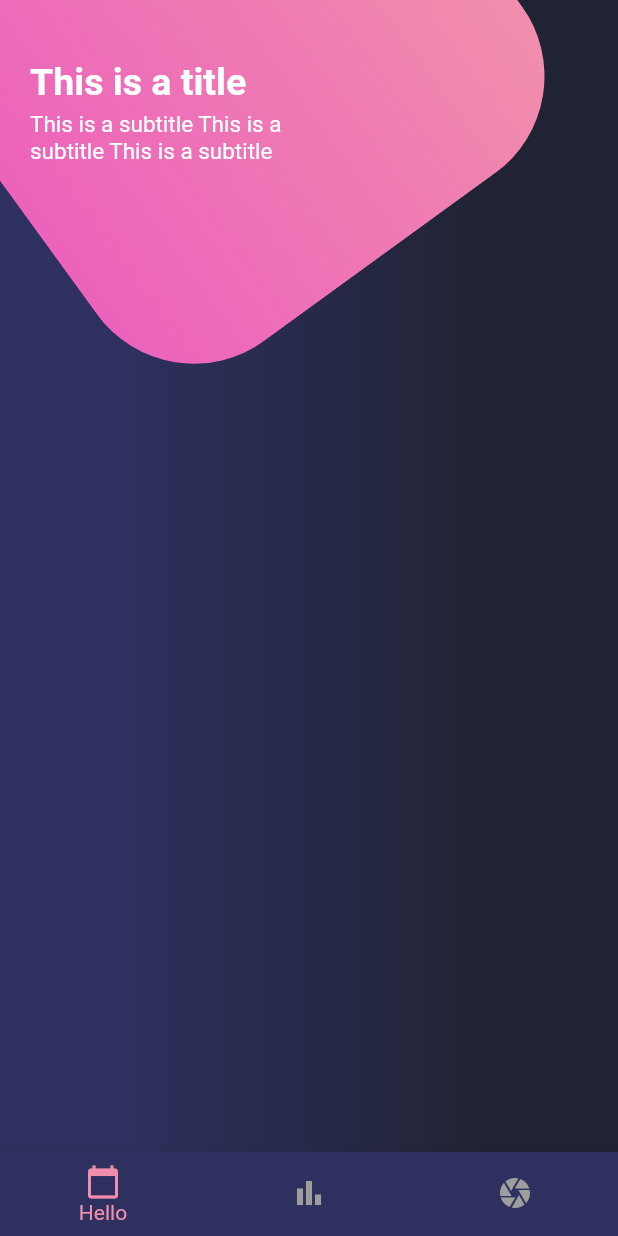
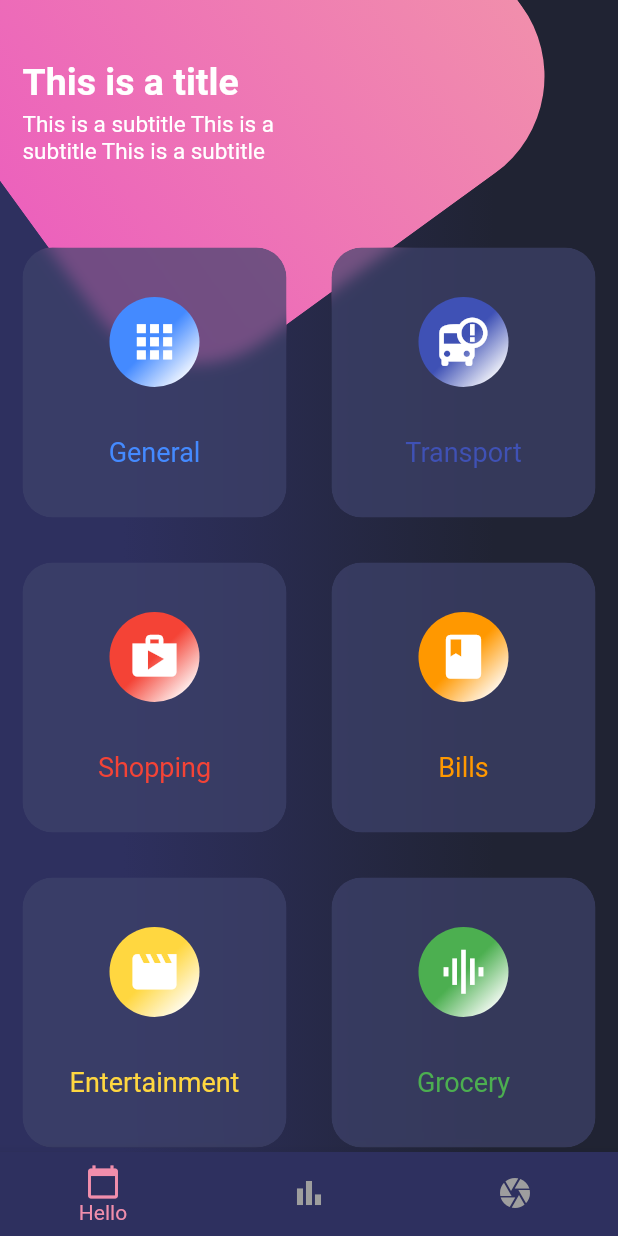
Before and after one commit to JoseLuisGit/designs, a Flutter app: the screen it shows after launch, on a phone screen of 412 x 824 dp. Run offline on Flutter 3.47's test engine with Material 2 defaults, Android fonts, the phone set to English and light mode, and no system bars.

Commit message:
custom single card blur

```diff
--- a/lib/main.dart
+++ b/lib/main.dart
@@ -11,6 +11,7 @@ class MyApp extends StatelessWidget {
       title: 'Material App',
       initialRoute: 'grid_view',
       debugShowCheckedModeBanner: false,
+      theme: ThemeData.dark(),
       routes: {
         'basic': (context)=> const BasicDesignScreen(),
         'page_view':(context)=>const PageViewDesignScreen(),
--- a/lib/screens/grid_view_design.dart
+++ b/lib/screens/grid_view_design.dart
@@ -12,10 +12,7 @@ class GridViewDesignScreen extends StatelessWidget {
   Widget build(BuildContext context) {
     return Scaffold(
       body: Stack(
-        children: const [
-          BackGroundGrid(),
-          _BodyGrid()
-        ],
+        children: const [BackGroundGrid(), _BodyGrid()],
       ),
       bottomNavigationBar: CustomNavigationBar(),
     );
@@ -27,9 +24,14 @@ class _BodyGrid extends StatelessWidget {
 
   @override
   Widget build(BuildContext context) {
-    return Column(
-      crossAxisAlignment: CrossAxisAlignment.start,
-      children: [HeaderText(), GridContent()],
+    return SingleChildScrollView(
+      child: Column(
+        crossAxisAlignment: CrossAxisAlignment.start,
+        children: const [
+          HeaderText(),
+          GridContent()
+          ],
+      ),
     );
   }
 }
--- a/lib/widgets/background.dart
+++ b/lib/widgets/background.dart
@@ -11,7 +11,7 @@ class BackGroundGrid extends StatelessWidget {
     return Stack(
       children: [
         Container(
-          decoration: BoxDecoration(
+          decoration: const BoxDecoration(
             gradient: LinearGradient(
               stops: [
                 0.2, 0.8
@@ -22,7 +22,7 @@ class BackGroundGrid extends StatelessWidget {
               ),
           ),
         ),
-                   Positioned(
+                   const Positioned(
              top: -100,
              left: -10,
              child: _ContainerBox())
--- a/lib/widgets/custom_navigaton_bar.dart
+++ b/lib/widgets/custom_navigaton_bar.dart
@@ -8,10 +8,10 @@ class CustomNavigationBar extends StatelessWidget {
   Widget build(BuildContext context) {
     return BottomNavigationBar(
       showUnselectedLabels: false,
-      selectedItemColor: Color.fromRGBO(241, 142, 172, 1),
+      selectedItemColor: const Color.fromRGBO(241, 142, 172, 1),
       unselectedItemColor: Colors.grey,
-      backgroundColor: Color(0xff2E305F),
-      items: [
+      backgroundColor: const Color(0xff2E305F),
+      items: const [
         BottomNavigationBarItem(label: 'Hello', icon: Icon(Icons.calendar_today)),
         BottomNavigationBarItem(label: 'Hi',icon: Icon(Icons.bar_chart)),
         BottomNavigationBarItem(label: 'Arigato',icon: Icon(Icons.camera))
--- a/lib/widgets/grid_content.dart
+++ b/lib/widgets/grid_content.dart
@@ -1,3 +1,5 @@
+import 'dart:ui';
+
 import 'package:flutter/material.dart';
 
 class GridContent extends StatelessWidget {
@@ -5,8 +7,96 @@ class GridContent extends StatelessWidget {
 
   @override
   Widget build(BuildContext context) {
-    return Container(
-      color: Colors.indigo,
+    return SingleChildScrollView(
+      child: Container(
+        width: double.infinity,
+        child: Table(
+          children: const [
+            TableRow(
+              children: [
+                _SingleCard(iconData: Icons.apps, title: 'General', color: Colors.blueAccent,),
+                _SingleCard(iconData: Icons.bus_alert, title: 'Transport', color: Colors.indigo,),
+              ]
+            ),
+              TableRow(
+              children: [
+                _SingleCard(iconData: Icons.shop, title: 'Shopping', color: Colors.red,),
+                _SingleCard(iconData: Icons.book, title: 'Bills', color: Colors.orange,),
+              ]
+            ),
+            TableRow(
+              children: [
+                _SingleCard(iconData: Icons.movie, title: 'Entertainment', color: Colors.amberAccent,),
+                _SingleCard(iconData: Icons.graphic_eq_outlined, title: 'Grocery', color: Colors.green,),
+              ]
+            ),
+            TableRow(
+              children: [
+                _SingleCard(iconData: Icons.apps, title: 'General', color: Colors.blueAccent,),
+                _SingleCard(iconData: Icons.bus_alert, title: 'Transport', color: Colors.indigo,),
+              ]
+            ),
+            TableRow(
+              children: [
+                _SingleCard(iconData: Icons.shop, title: 'Shopping', color: Colors.red,),
+                _SingleCard(iconData: Icons.book, title: 'Bills', color: Colors.orange,),
+              ]
+            ),
+          ],
+        ),
+      ),
     );
   }
 }
+
+
+class _SingleCard extends StatelessWidget {
+  final Color? color;
+  final IconData iconData;
+  final String title;
+
+  const _SingleCard({Key? key, this.color, required this.iconData, required this.title}) : super(key: key);
+
+  @override
+  Widget build(BuildContext context) {
+    return Container(
+      margin: const EdgeInsets.all(15),
+      child: ClipRRect(
+        borderRadius: BorderRadius.circular(20),
+        child: BackdropFilter(
+          filter: ImageFilter.blur(sigmaX: 5, sigmaY: 5),
+          child: Container(
+            height: 180,
+            decoration: BoxDecoration(
+              borderRadius: BorderRadius.circular(20),
+              color: Color.fromRGBO(62, 66, 107, 0.7),
+            ),
+            child: Column(
+              mainAxisAlignment: MainAxisAlignment.spaceEvenly,
+              children: [
+                Container(
+                  height: 60,
+                  width: 60,
+                  decoration: BoxDecoration(
+                    borderRadius: BorderRadius.circular(100),
+                    gradient: LinearGradient(
+                      begin: Alignment.bottomRight,
+                      end: Alignment.topLeft,
+                      stops: const [0.1, 0.5],
+                      colors: [
+                        Colors.white,
+                        color ?? Colors.blue,
+                      ]
+                      ),
+                  ),
+                  child: Icon(iconData, color: Colors.white, size: 35,),
+                ),
+                Text(title, style: TextStyle(color: color ?? Colors.blue, fontSize: 18,))
+              ],
+            ),
+          ),
+        ),
+      ),
+    );
+  }
+}
--- a/lib/widgets/header_text.dart
+++ b/lib/widgets/header_text.dart
@@ -7,8 +7,8 @@ class HeaderText extends StatelessWidget {
   Widget build(BuildContext context) {
     return Container(
       width: 250,
-      padding: const EdgeInsets.all(20.0),
-      margin: const EdgeInsets.symmetric(vertical: 20),
+      padding: const EdgeInsets.all(15.0),
+      margin: const EdgeInsets.symmetric(vertical: 25),
       child: Column(
         crossAxisAlignment: CrossAxisAlignment.start,
         children: const [
```
